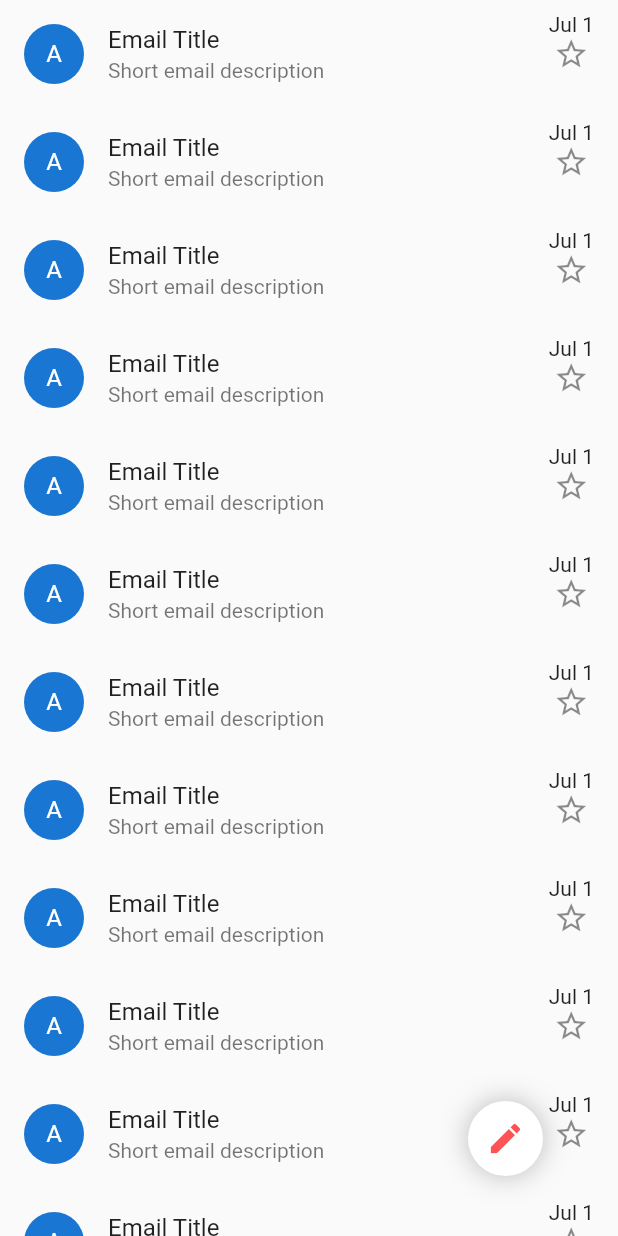
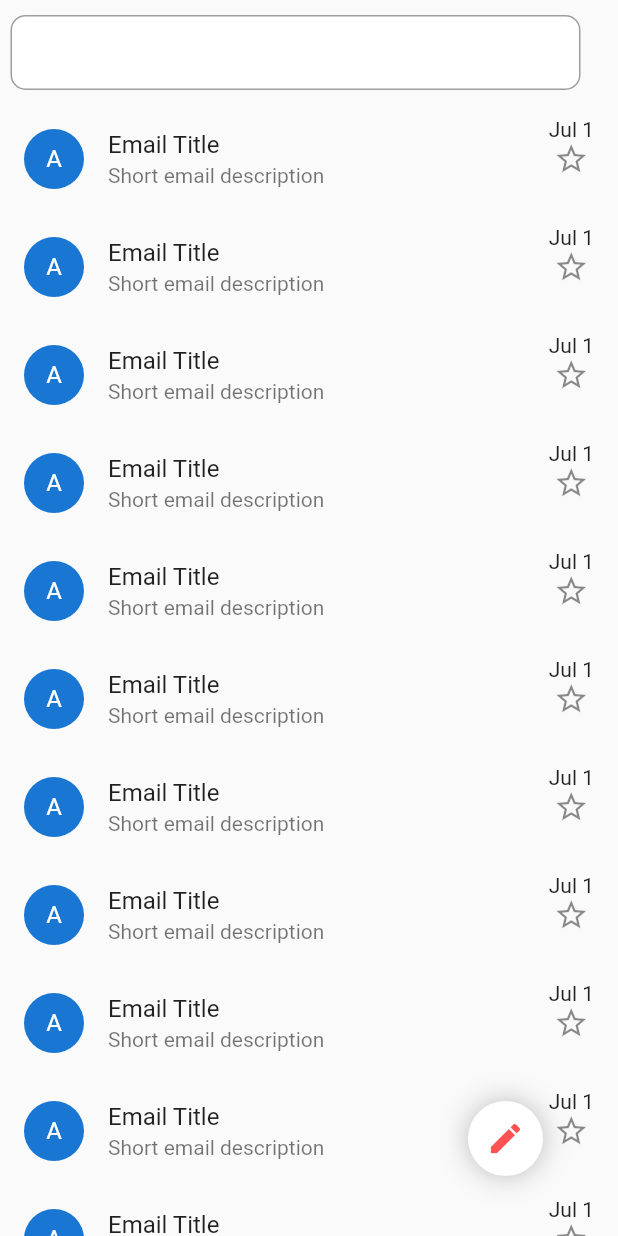
Before and after one commit to eugenenosenko/flutter-course, a Flutter app: the screen it shows after launch, on a phone screen of 412 x 824 dp. Run offline on Flutter 3.47's test engine with Material 2 defaults, Android fonts, the phone set to English and light mode, and no system bars.

Commit message:
feat: added the scroll controller to the email page. minor refactoring

```diff
--- a/lib/pages/gmail_page/gmail_page.dart
+++ b/lib/pages/gmail_page/gmail_page.dart
@@ -1,29 +1,63 @@
 import 'package:flutter/material.dart';
+import 'package:flutter/rendering.dart';
 
-class GmailPage extends StatelessWidget {
+class GmailPage extends StatefulWidget {
+  @override
+  _GmailPageState createState() => _GmailPageState();
+}
+
+class _GmailPageState extends State<GmailPage> {
+  ScrollController _controller;
+
+  @override
+  void initState() {
+    _controller = ScrollController()
+      ..addListener(() {
+        if (_controller.position.userScrollDirection ==
+            ScrollDirection.reverse) {
+          print('Im scrolling in reverse direction');
+        } else if (_controller.position.userScrollDirection ==
+            ScrollDirection.forward) {
+          print('Im scrolling forward');
+        }
+      });
+    super.initState();
+  }
+
+  @override
+  void dispose() {
+    _controller.dispose();
+    super.dispose();
+  }
+
   @override
   Widget build(BuildContext context) {
     return Scaffold(
       body: SafeArea(
         child: Stack(
           children: <Widget>[
-            ListView.builder(
-              itemBuilder: (_, int index) {
-                return ListTile(
-                  leading: CircleAvatar(
-                    child: Text('A'),
+            _buildEmailTiles(),
+            _buildComposeButton(),
+            Positioned(
+              top: 10,
+              left: 7,
+              child: Container(
+                width: 380,
+                height: 50,
+                decoration: BoxDecoration(
+                    borderRadius: BorderRadius.circular(10.0),
+                    color: Colors.white,
+                    border: Border.all(color: Colors.grey, width: 1.0)),
               ),
-                  title: Text('Email Title'),
-                  subtitle: Text('Short email description'),
-                  trailing: Column(
-                    children: <Widget>[Text('Jul 1'), Icon(Icons.star_border)],
+            )
+          ],
+        ),
       ),
     );
-              },
-              itemCount: 30,
-            ),
-            AnimatedPositioned(
-              duration: Duration(milliseconds: 200),
+  }
+
+  Positioned _buildComposeButton() {
+    return Positioned(
       bottom: 40,
       right: 50,
       child: Container(
@@ -45,10 +79,29 @@ class GmailPage extends StatelessWidget {
           size: 26.0,
         ),
       ),
+    );
+  }
+
+  Widget _buildEmailTiles() {
+    return ListView.builder(
+      controller: _controller,
+      itemBuilder: (_, int index) {
+        if (index == 0) {
+          return SizedBox(height: 70);
+        }
+
+        return ListTile(
+          leading: CircleAvatar(
+            child: Text('A'),
           ),
-          ],
+          title: Text('Email Title'),
+          subtitle: Text('Short email description'),
+          trailing: Column(
+            children: <Widget>[Text('Jul 1'), Icon(Icons.star_border)],
           ),
-      ),
+        );
+      },
+      itemCount: 30,
     );
   }
 }
```
Lines whose indentation alone changed are shown as unchanged.
